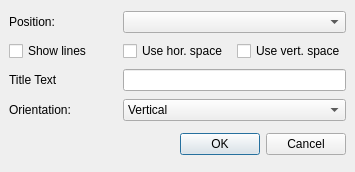
Before: the Qt Designer form examples/HeaderFooterLegends/addlegenddialog.ui in KDAB/KDChart, drawn with Qt 5.
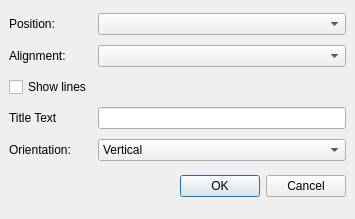
After: the same form once the commit is applied.

Commit message: adjusting the example to recent changes in setting Legend alignment

The edit to the form file:
```diff
--- a/examples/HeaderFooterLegends/addlegenddialog.ui
+++ b/examples/HeaderFooterLegends/addlegenddialog.ui
@@ -9,7 +9,7 @@
     <x>0</x>
     <y>0</y>
     <width>355</width>
-    <height>172</height>
+    <height>219</height>
    </rect>
   </property>
   <property name="windowTitle" >
@@ -22,10 +22,10 @@
    <property name="spacing" >
     <number>6</number>
    </property>
-   <item row="1" column="2" >
-    <widget class="QCheckBox" name="useVertSpaceCB" >
+   <item row="1" column="0" >
+    <widget class="QLabel" name="label_4" >
      <property name="text" >
-      <string>Use vert. space</string>
+      <string>Alignment:</string>
      </property>
     </widget>
    </item>
@@ -36,41 +36,13 @@
      </property>
     </widget>
    </item>
-   <item row="3" column="0" >
-    <widget class="QLabel" name="label_3" >
-     <property name="text" >
-      <string>Orientation:</string>
-     </property>
-    </widget>
+   <item row="1" column="1" >
+    <widget class="QComboBox" name="alignmentCO" />
    </item>
-   <item row="2" column="1" colspan="2" >
-    <widget class="QLineEdit" name="titleTextED" />
-   </item>
-   <item row="2" column="0" >
-    <widget class="QLabel" name="label_2" >
-     <property name="text" >
-      <string>Title Text</string>
-     </property>
-    </widget>
-   </item>
-   <item row="3" column="1" colspan="2" >
-    <widget class="QComboBox" name="orientationCO" >
-     <item>
-      <property name="text" >
-       <string>Vertical</string>
-      </property>
-     </item>
-     <item>
-      <property name="text" >
-       <string>Horizontal</string>
-      </property>
-     </item>
-    </widget>
-   </item>
-   <item row="0" column="1" colspan="2" >
+   <item row="0" column="1" >
     <widget class="QComboBox" name="positionCO" />
    </item>
-   <item row="4" column="0" colspan="3" >
+   <item row="5" column="0" colspan="2" >
     <layout class="QHBoxLayout" >
      <property name="margin" >
       <number>0</number>
@@ -107,20 +79,44 @@
      </item>
     </layout>
    </item>
-   <item row="1" column="0" >
+   <item row="4" column="1" >
+    <widget class="QComboBox" name="orientationCO" >
+     <item>
+      <property name="text" >
+       <string>Vertical</string>
+      </property>
+     </item>
+     <item>
+      <property name="text" >
+       <string>Horizontal</string>
+      </property>
+     </item>
+    </widget>
+   </item>
+   <item row="4" column="0" >
+    <widget class="QLabel" name="label_3" >
+     <property name="text" >
+      <string>Orientation:</string>
+     </property>
+    </widget>
+   </item>
+   <item row="3" column="1" >
+    <widget class="QLineEdit" name="titleTextED" />
+   </item>
+   <item row="3" column="0" >
+    <widget class="QLabel" name="label_2" >
+     <property name="text" >
+      <string>Title Text</string>
+     </property>
+    </widget>
+   </item>
+   <item row="2" column="0" >
     <widget class="QCheckBox" name="showLinesCB" >
      <property name="text" >
       <string>Show lines</string>
      </property>
     </widget>
    </item>
-   <item row="1" column="1" >
-    <widget class="QCheckBox" name="useHorzSpaceCB" >
-     <property name="text" >
-      <string>Use hor. space</string>
-     </property>
-    </widget>
-   </item>
   </layout>
  </widget>
  <pixmapfunction></pixmapfunction>
```
The commit also changes 5 other files.
